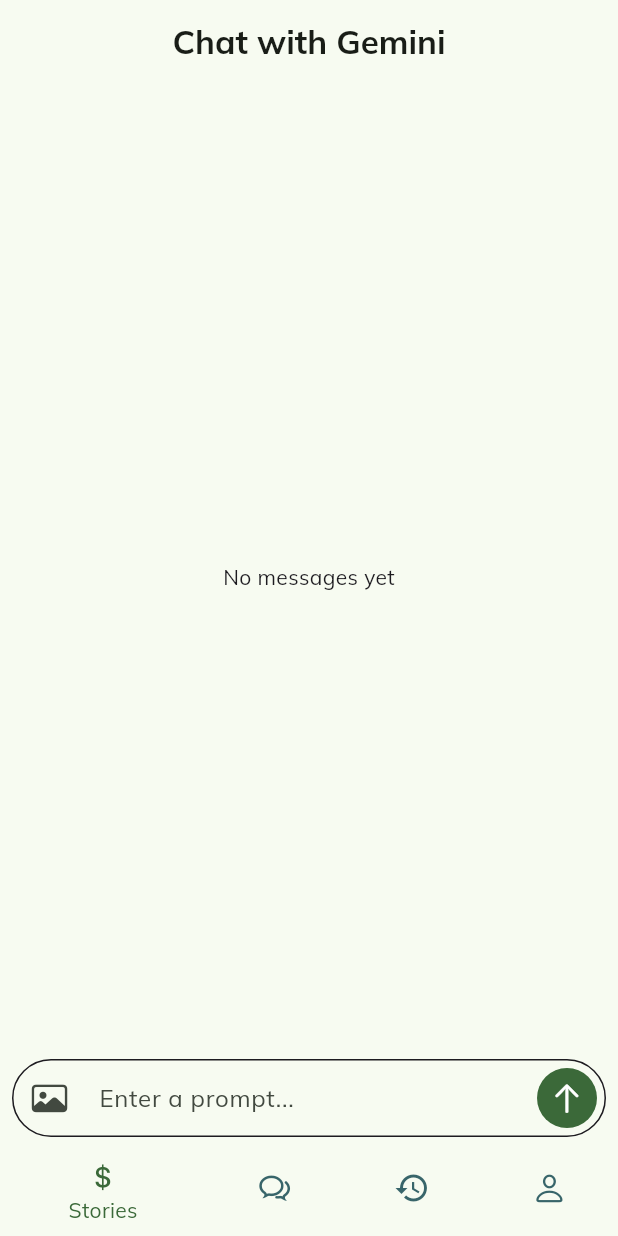
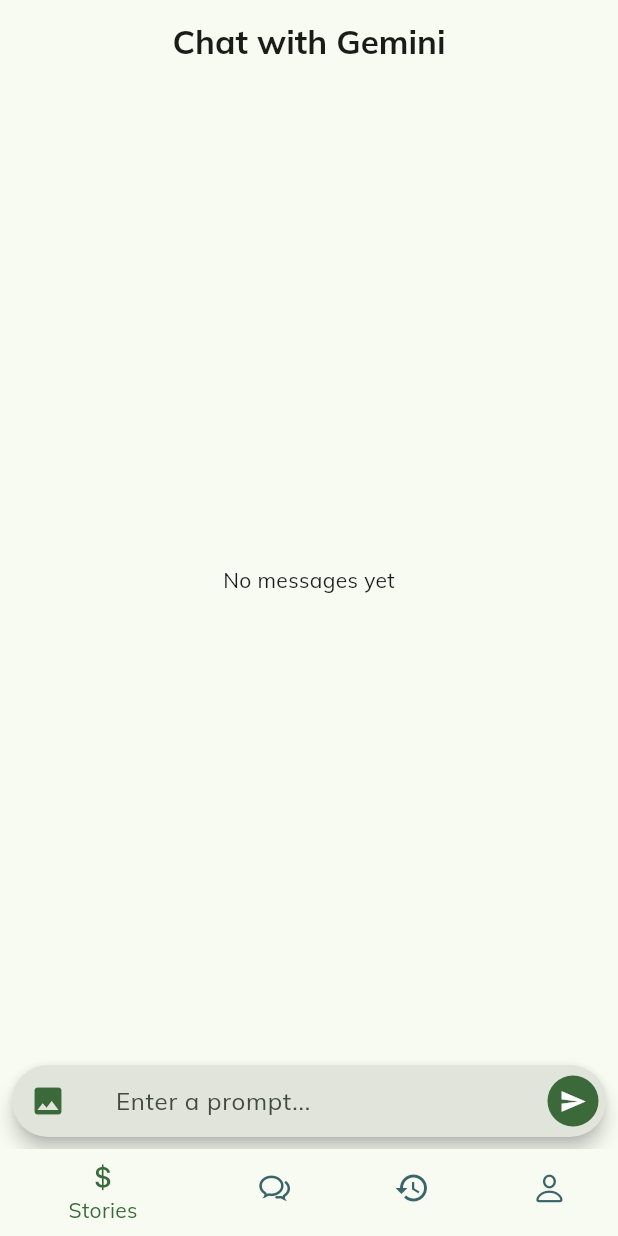
Before and after one commit to pratyush-1327/krishiai, a Flutter app: the screen it shows after launch, swiped to page 2, on a phone screen of 412 x 824 dp. Run offline on Flutter 3.47's test engine with Material 3 defaults, Android fonts, the phone set to English and light mode, and no system bars; our stand-ins replace flutter_dotenv, flutter_markdown, flutter_spinkit, google_fonts, google_generative_ai, hive and 2 more; accounts and stored records are empty; network calls fail; statements that could not run were skipped.

Commit message:
edited bottom sheet

```diff
--- a/lib/widgets/bottom_chat_field.dart
+++ b/lib/widgets/bottom_chat_field.dart
@@ -1,9 +1,11 @@
 import 'dart:developer';
+import 'dart:math';
 
+import 'package:finai/utility/animated_dialog.dart';
 import 'package:flutter/cupertino.dart';
 import 'package:flutter/material.dart';
 import 'package:finai/providers/chat_provider.dart';
-import 'package:finai/utility/animated_dialog.dart';
+// import 'package:finai/utility/animated_dialog.dart';
 import 'package:finai/widgets/preview_images_widget.dart';
 import 'package:image_picker/image_picker.dart';
 
@@ -47,7 +49,7 @@
         isTextOnly: isTextOnly,
       );
     } catch (e) {
-      log('error : $e');
+      print('error : $e');
     } finally {
       textController.clear();
       widget.chatProvider.setImagesFileList(listValue: []);
@@ -65,7 +67,7 @@
       );
       widget.chatProvider.setImagesFileList(listValue: pickedImages);
     } catch (e) {
-      log('error : $e');
+      print('error : $e');
     }
   }
 
@@ -74,14 +76,10 @@
     bool hasImages = widget.chatProvider.imagesFileList != null &&
         widget.chatProvider.imagesFileList!.isNotEmpty;
 
-    return Container(
-      decoration: BoxDecoration(
-        color: Theme.of(context).cardColor,
+    return Material(
+      elevation: 5.0,
       borderRadius: BorderRadius.circular(30),
-        border: Border.all(
-          color: Theme.of(context).textTheme.titleLarge!.color!,
-        ),
-      ),
+      color: Theme.of(context).colorScheme.surfaceContainerHighest,
       child: Column(
         children: [
           if (hasImages) const PreviewImagesWidget(),
@@ -90,7 +88,7 @@
               IconButton(
                 onPressed: () {
                   if (hasImages) {
-                    // show the delete dialog
+                    // show the delete diaprint
                     showMyAnimatedDialog(
                       context: context,
                       title: 'Delete Images',
@@ -102,18 +100,18 @@
                             listValue: [],
                           );
                         }
-                        });
+                      },
+                    );
                   } else {
                     pickImage();
                   }
                 },
                 icon: Icon(
-                  hasImages ? CupertinoIcons.delete : CupertinoIcons.photo,
+                  hasImages ? Icons.delete : Icons.photo,
+                  color: Theme.of(context).colorScheme.primary,
                 ),
               ),
-              const SizedBox(
-                width: 5,
-              ),
+              const SizedBox(width: 5),
               Expanded(
                 child: TextField(
                   focusNode: textFieldFocus,
@@ -131,16 +129,29 @@
                             );
                           }
                         },
-                  decoration: InputDecoration.collapsed(
+                  decoration: InputDecoration(
                     hintText: 'Enter a prompt...',
-                      border: OutlineInputBorder(
-                        borderSide: BorderSide.none,
-                        borderRadius: BorderRadius.circular(30),
-                      )),
+                    border: InputBorder.none,
+                    contentPadding: const EdgeInsets.symmetric(
+                      horizontal: 16,
+                      vertical: 12,
                     ),
                   ),
-              GestureDetector(
-                onTap: widget.chatProvider.isLoading
+                ),
+              ),
+              Padding(
+                padding: const EdgeInsets.all(5.0),
+                child: FilledButton(
+                  style: FilledButton.styleFrom(
+                    backgroundColor: Theme.of(context).colorScheme.primary,
+                    shape: RoundedRectangleBorder(
+                      borderRadius: BorderRadius.circular(20),
+                    ),
+                    padding: const EdgeInsets.all(8.0),
+                    minimumSize: Size.zero, // Set this to zero
+                    tapTargetSize: MaterialTapTargetSize.shrinkWrap,
+                  ),
+                  onPressed: widget.chatProvider.isLoading
                       ? null
                       : () {
                           if (textController.text.isNotEmpty) {
@@ -152,21 +163,12 @@
                             );
                           }
                         },
-                child: Container(
-                    decoration: BoxDecoration(
-                      color: Theme.of(context).colorScheme.primary,
-                      borderRadius: BorderRadius.circular(20),
-                    ),
-                    margin: const EdgeInsets.all(5.0),
-                    child: const Padding(
-                      padding: EdgeInsets.all(8.0),
-                      child: Icon(
-                        // Icons.arrow_upward,
-                        CupertinoIcons.arrow_up,
+                  child: const Icon(
+                    Icons.send,
                     color: Colors.white,
                   ),
-                    )),
-              )
+                ),
+              ),
             ],
           ),
         ],
```
Also changed, not shown: lib/providers/chat_provider.dart (+4 -7 lines), lib/screens/chat_history_screen.dart (+14 -2 lines), lib/screens/story_screen.dart (+9 -1 lines), assets/images/icons8-rupee-100.png (added). Lines whose indentation alone changed are shown as unchanged.
